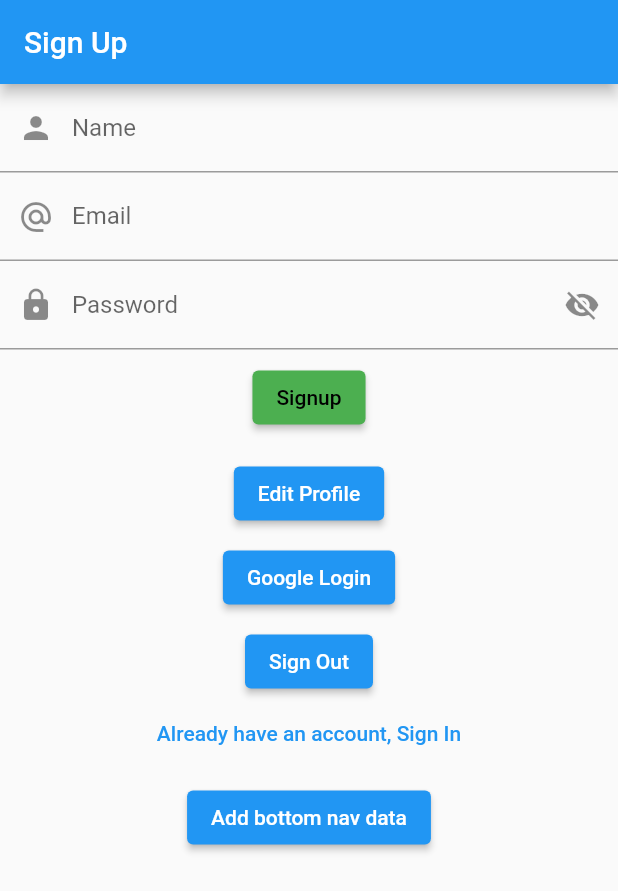
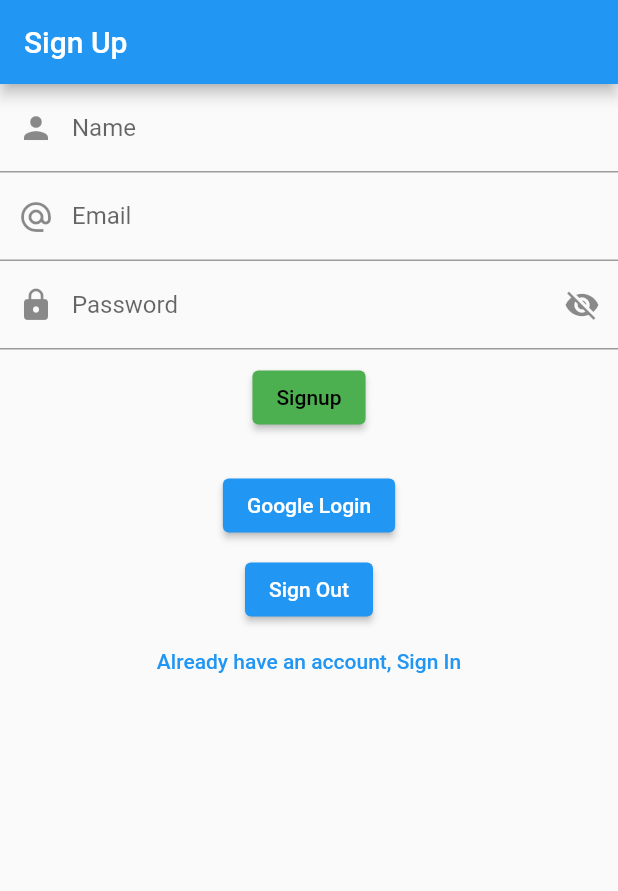
Before and after one commit to yashkharedew/mvvm_auth2, a Flutter app: the screen it shows after launch, after a tap on "Google Login", on a phone screen of 412 x 824 dp. Shown: the top 891 px of the screen. Run offline on Flutter 3.47's test engine with Material 2 defaults, Android fonts, the phone set to English and light mode, and no system bars; our stand-ins replace another_flushbar, cloud_firestore, firebase_auth, firebase_core, flutter_svg, fluttertoast and 1 more; accounts and stored records are empty.

Commit message:
fix(fixes call add bottomnav function)!: bug fixes
- update add bottom navigation data during screen routing from auth to navigation page.
- update add bottom function to future.
- use .then() function add functionalty with screen routing.

```diff
--- a/lib/data/network/base_api_services.dart
+++ b/lib/data/network/base_api_services.dart
@@ -22,7 +22,7 @@ abstract class BaseApiServices {
   void addUserData();
 
   // add bottom nav data
-  void bottomNavData();
+  Future bottomNavData();
 
   // get user data
   // Fetch data from firestore database
--- a/lib/data/network/network_api_services.dart
+++ b/lib/data/network/network_api_services.dart
@@ -157,7 +157,7 @@ class NetworkApiServices extends BaseApiServices {
   }
 
   @override
-  void bottomNavData() {
+  Future bottomNavData() async {
     final bottomData = BottomNavModel(
         homeIcon: Icons.home.codePoint.toString(),
         homeTitle: 'Home',
@@ -166,7 +166,7 @@ class NetworkApiServices extends BaseApiServices {
         consultNowIcon: Icons.add.codePoint.toString(),
         consultNowTitle: 'Consult Now');
 
-    db.collection("BottomNav").doc('bottomNavCodeIcon').set(
+    await db.collection("BottomNav").doc('bottomNavCodeIcon').set(
       <String, dynamic>{
         "HomeIcon": bottomData.homeIcon,
         "HomeTitle": bottomData.homeTitle,
--- a/lib/repository/add_bottom_nav_repository.dart
+++ b/lib/repository/add_bottom_nav_repository.dart
@@ -4,7 +4,8 @@
 class AddBottomNavRepository {
   final BaseApiServices _addBottomNav = NetworkApiServices();
 
-  void addBottomNavService() {
-    final response = _addBottomNav.bottomNavData();
+  Future addBottomNavService() async {
+    final response = await _addBottomNav.bottomNavData();
+    return response;
   }
 }
--- a/lib/view/signup_screen.dart
+++ b/lib/view/signup_screen.dart
@@ -188,12 +188,6 @@ class _SignUpScreenState extends State<SignUpScreen> {
               SizedBox(
                 height: 8,
               ),
-              ElevatedButton(
-                onPressed: () {
-                  Navigator.pushNamed(context, RoutesName.profile);
-                },
-                child: Text('Edit Profile'),
-              ),
               SizedBox(
                 height: 8,
               ),
@@ -205,8 +199,10 @@ class _SignUpScreenState extends State<SignUpScreen> {
                     // _addUserData();
                     addUserViewModel.addUserApi();
                     FirebaseAuth.instance.currentUser != null
-                        ? Navigator.pushNamed(
-                            context, RoutesName.navigateScreen)
+                        ? await Navigator.pushNamed(
+                                context, RoutesName.navigateScreen)
+                            .then(
+                                (value) => addBottomViewModel.addBottomNavApi())
                         : Utils.toastMsg(
                             'Some Error occured! Again try to sign in');
                   },
@@ -233,12 +229,6 @@ class _SignUpScreenState extends State<SignUpScreen> {
               SizedBox(
                 height: 8,
               ),
-              ElevatedButton(
-                onPressed: () {
-                  addBottomViewModel.addBottomNavApi();
-                },
-                child: Text('Add bottom nav data'),
-              ),
             ],
           ),
         ),
--- a/lib/view_model/add_bottom_nav_view_model.dart
+++ b/lib/view_model/add_bottom_nav_view_model.dart
@@ -4,7 +4,7 @@ import 'package:mvvm_auth2/repository/add_bottom_nav_repository.dart';
 class AddBottomNavViewModel with ChangeNotifier {
   final _addBottomNavRepo = AddBottomNavRepository();
 
-  void addBottomNavApi() {
-    _addBottomNavRepo.addBottomNavService();
+  Future addBottomNavApi() async {
+    await _addBottomNavRepo.addBottomNavService();
   }
 }
```
